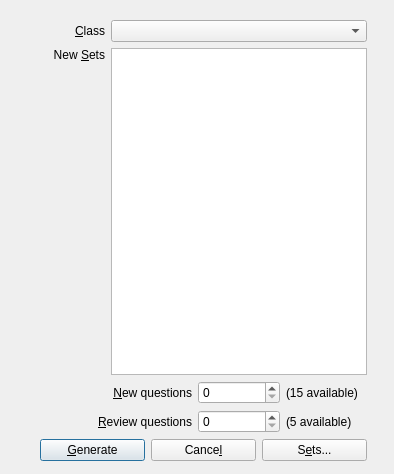
Before: the Qt Designer form designer/quizgen.ui in sobjornstad/clicker-quiz-manager, drawn with Qt 5.
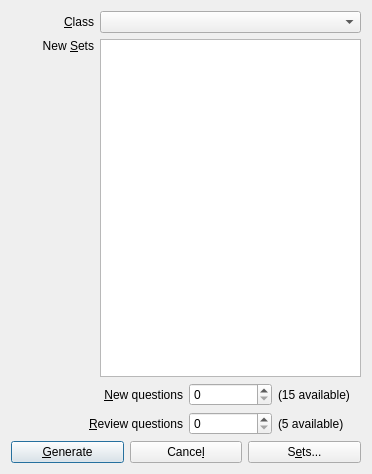
After: the same form once the commit is applied.

Commit message:
allow resizing dialog boxes
This required significant redoing of the question edit dialog, since it
had been done kind of sloppily, without really properly nesting the
boxes. It took about an hour to get it back to the level it was at
previously, but now it resizes, which is very good.

I'd also like to add randomize/alphabetize all features to the button
set, and put a line between the single/all entry functions.

What changed in the file:
```diff
--- a/designer/quizgen.ui
+++ b/designer/quizgen.ui
@@ -6,22 +6,15 @@
    <rect>
     <x>0</x>
     <y>0</y>
-    <width>394</width>
+    <width>372</width>
     <height>474</height>
    </rect>
   </property>
   <property name="windowTitle">
    <string>Generate Quiz</string>
   </property>
-  <widget class="QWidget" name="layoutWidget">
-   <property name="geometry">
-    <rect>
-     <x>40</x>
-     <y>20</y>
-     <width>327</width>
-     <height>441</height>
-    </rect>
-   </property>
+  <layout class="QVBoxLayout" name="verticalLayout">
+   <item>
    <layout class="QVBoxLayout" name="verticalLayout_3">
     <item>
      <layout class="QGridLayout" name="gridLayout_4">
@@ -163,7 +156,8 @@
      </layout>
     </item>
    </layout>
-  </widget>
+   </item>
+  </layout>
  </widget>
  <tabstops>
   <tabstop>classCombo</tabstop>
```
Lines whose indentation alone changed are shown as unchanged. The commit also changes 5 other files.
